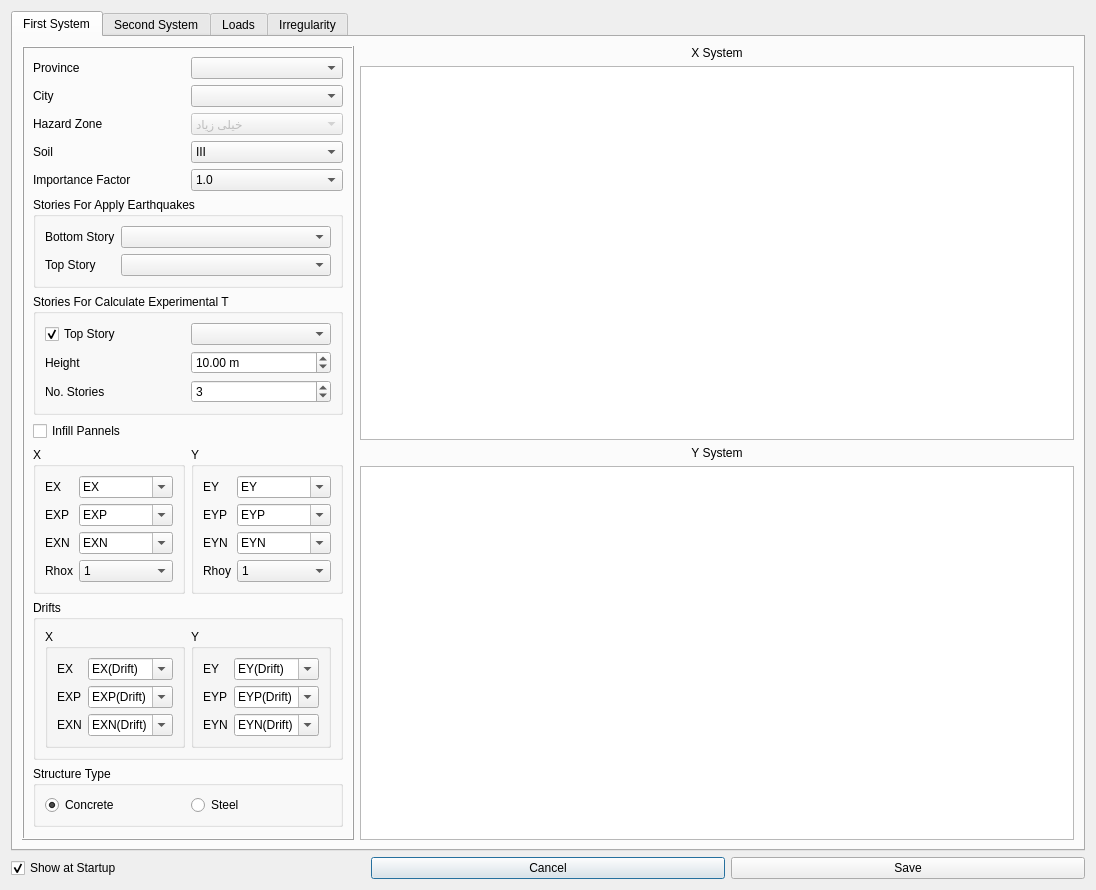
ebrahimraeyat/civilTools, file widgets/civiltools_project_settings.ui: the form before one commit.
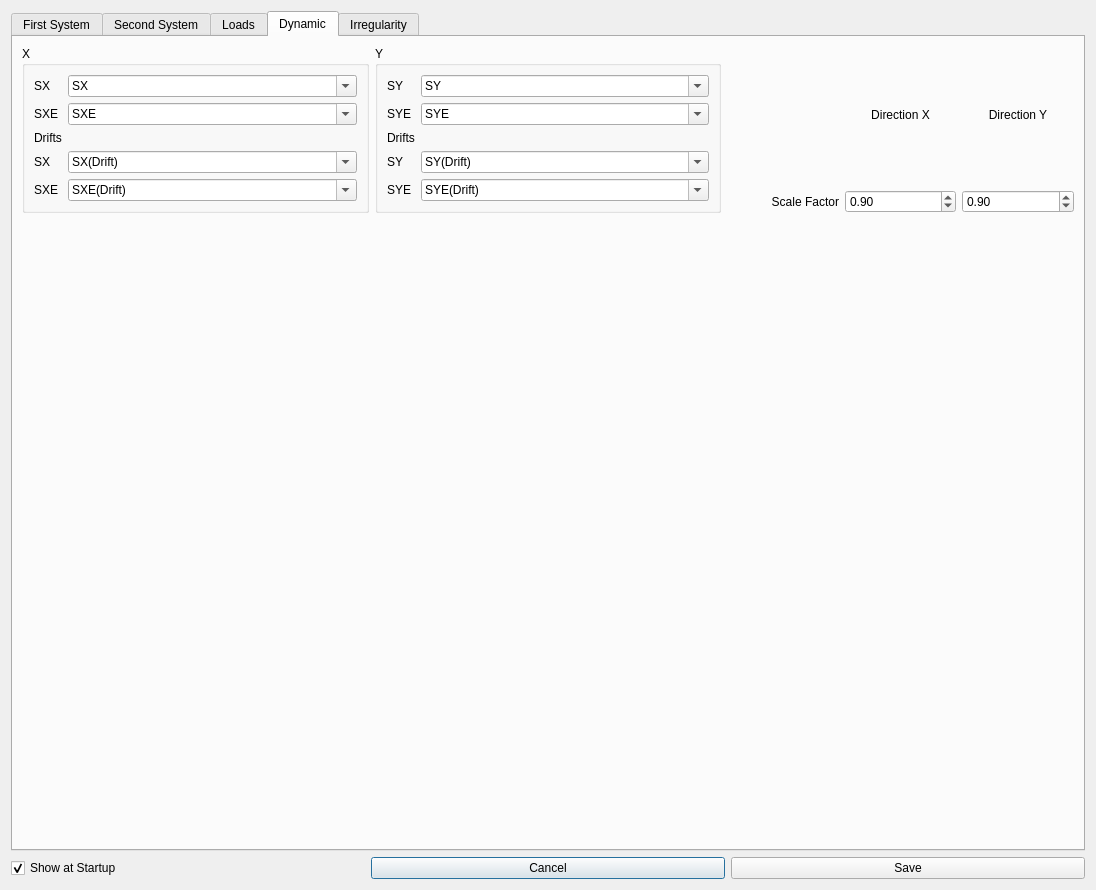
The form after the commit. The open tabs and pages were chosen to show the change. Icons and pictures are not drawn. Custom widgets are drawn as their Qt base class.

Commit message: Add response specturm load case in settings

Diff of the .ui file:
```diff
--- a/widgets/civiltools_project_settings.ui
+++ b/widgets/civiltools_project_settings.ui
@@ -1911,6 +1911,343 @@
          </item>
         </layout>
        </widget>
+       <widget class="QWidget" name="tab_5">
+        <attribute name="title">
+         <string>Dynamic</string>
+        </attribute>
+        <layout class="QVBoxLayout" name="verticalLayout_10">
+         <item>
+          <layout class="QHBoxLayout" name="horizontalLayout_14">
+           <item>
+            <widget class="QGroupBox" name="dynamic_group_x">
+             <property name="enabled">
+              <bool>true</bool>
+             </property>
+             <property name="title">
+              <string>X</string>
+             </property>
+             <layout class="QFormLayout" name="formLayout_9">
+              <item row="0" column="0">
+               <widget class="QLabel" name="label_20">
+                <property name="enabled">
+                 <bool>true</bool>
+                </property>
+                <property name="text">
+                 <string>SX</string>
+                </property>
+               </widget>
+              </item>
+              <item row="0" column="1">
+               <widget class="QComboBox" name="sx_combobox">
+                <property name="enabled">
+                 <bool>true</bool>
+                </property>
+                <property name="editable">
+                 <bool>true</bool>
+                </property>
+                <item>
+                 <property name="text">
+                  <string>SX</string>
+                 </property>
+                </item>
+               </widget>
+              </item>
+              <item row="1" column="0">
+               <widget class="QLabel" name="label_31">
+                <property name="enabled">
+                 <bool>true</bool>
+                </property>
+                <property name="text">
+                 <string>SXE</string>
+                </property>
+               </widget>
+              </item>
+              <item row="1" column="1">
+               <widget class="QComboBox" name="sxe_combobox">
+                <property name="enabled">
+                 <bool>true</bool>
+                </property>
+                <property name="editable">
+                 <bool>true</bool>
+                </property>
+                <item>
+                 <property name="text">
+                  <string>SXE</string>
+                 </property>
+                </item>
+               </widget>
+              </item>
+              <item row="2" column="0">
+               <widget class="QLabel" name="label_38">
+                <property name="enabled">
+                 <bool>true</bool>
+                </property>
+                <property name="text">
+                 <string>Drifts</string>
+                </property>
+               </widget>
+              </item>
+              <item row="3" column="0">
+               <widget class="QLabel" name="label_21">
+                <property name="enabled">
+                 <bool>true</bool>
+                </property>
+                <property name="text">
+                 <string>SX</string>
+                </property>
+               </widget>
+              </item>
+              <item row="3" column="1">
+               <widget class="QComboBox" name="sx_drift_combobox">
+                <property name="enabled">
+                 <bool>true</bool>
+                </property>
+                <property name="editable">
+                 <bool>true</bool>
+                </property>
+                <item>
+                 <property name="text">
+                  <string>SX(Drift)</string>
+                 </property>
+                </item>
+               </widget>
+              </item>
+              <item row="4" column="0">
+               <widget class="QLabel" name="label_32">
+                <property name="enabled">
+                 <bool>true</bool>
+                </property>
+                <property name="text">
+                 <string>SXE</string>
+                </property>
+               </widget>
+              </item>
+              <item row="4" column="1">
+               <widget class="QComboBox" name="sxe_drift_combobox">
+                <property name="enabled">
+                 <bool>true</bool>
+                </property>
+                <property name="editable">
+                 <bool>true</bool>
+                </property>
+                <item>
+                 <property name="text">
+                  <string>SXE(Drift)</string>
+                 </property>
+                </item>
+               </widget>
+              </item>
+             </layout>
+            </widget>
+           </item>
+           <item>
+            <widget class="QGroupBox" name="dynamic_group_y">
+             <property name="title">
+              <string>Y</string>
+             </property>
+             <layout class="QFormLayout" name="formLayout_10">
+              <item row="0" column="0">
+               <widget class="QLabel" name="label_34">
+                <property name="enabled">
+                 <bool>true</bool>
+                </property>
+                <property name="text">
+                 <string>SY</string>
+                </property>
+               </widget>
+              </item>
+              <item row="0" column="1">
+               <widget class="QComboBox" name="sy_combobox">
+                <property name="enabled">
+                 <bool>true</bool>
+                </property>
+                <property name="editable">
+                 <bool>true</bool>
+                </property>
+                <item>
+                 <property name="text">
+                  <string>SY</string>
+                 </property>
+                </item>
+               </widget>
+              </item>
+              <item row="1" column="0">
+               <widget class="QLabel" name="label_35">
+                <property name="enabled">
+                 <bool>true</bool>
+                </property>
+                <property name="text">
+                 <string>SYE</string>
+                </property>
+               </widget>
+              </item>
+              <item row="1" column="1">
+               <widget class="QComboBox" name="sye_combobox">
+                <property name="enabled">
+                 <bool>true</bool>
+                </property>
+                <property name="editable">
+                 <bool>true</bool>
+                </property>
+                <item>
+                 <property name="text">
+                  <string>SYE</string>
+                 </property>
+                </item>
+               </widget>
+              </item>
+              <item row="2" column="0">
+               <widget class="QLabel" name="label_39">
+                <property name="enabled">
+                 <bool>true</bool>
+                </property>
+                <property name="text">
+                 <string>Drifts</string>
+                </property>
+               </widget>
+              </item>
+              <item row="3" column="0">
+               <widget class="QLabel" name="label_36">
+                <property name="enabled">
+                 <bool>true</bool>
+                </property>
+                <property name="text">
+                 <string>SY</string>
+                </property>
+               </widget>
+              </item>
+              <item row="3" column="1">
+               <widget class="QComboBox" name="sy_drift_combobox">
+                <property name="enabled">
+                 <bool>true</bool>
+                </property>
+                <property name="editable">
+                 <bool>true</bool>
+                </property>
+                <item>
+                 <property name="text">
+                  <string>SY(Drift)</string>
+                 </property>
+                </item>
+               </widget>
+              </item>
+              <item row="4" column="0">
+               <widget class="QLabel" name="label_37">
+                <property name="enabled">
+                 <bool>true</bool>
+                </property>
+                <property name="text">
+                 <string>SYE</string>
+                </property>
+               </widget>
+              </item>
+              <item row="4" column="1">
+               <widget class="QComboBox" name="sye_drift_combobox">
+                <property name="enabled">
+                 <bool>true</bool>
+                </property>
+                <property name="editable">
+                 <bool>true</bool>
+                </property>
+                <item>
+                 <property name="text">
+                  <string>SYE(Drift)</string>
+                 </property>
+                </item>
+               </widget>
+              </item>
+             </layout>
+            </widget>
+           </item>
+           <item>
+            <layout class="QGridLayout" name="gridLayout_2">
+             <item row="0" column="2">
+              <widget class="QLabel" name="label_23">
+               <property name="enabled">
+                <bool>true</bool>
+               </property>
+               <property name="text">
+                <string>Direction Y</string>
+               </property>
+               <property name="alignment">
+                <set>Qt::AlignCenter</set>
+               </property>
+              </widget>
+             </item>
+             <item row="1" column="2">
+              <widget class="QDoubleSpinBox" name="y_scalefactor">
+               <property name="minimum">
+                <double>0.850000000000000</double>
+               </property>
+               <property name="maximum">
+                <double>1.000000000000000</double>
+               </property>
+               <property name="singleStep">
+                <double>0.050000000000000</double>
+               </property>
+               <property name="value">
+                <double>0.900000000000000</double>
+               </property>
+              </widget>
+             </item>
+             <item row="1" column="1">
+              <widget class="QDoubleSpinBox" name="x_scalefactor">
+               <property name="minimum">
+                <double>0.850000000000000</double>
+               </property>
+               <property name="maximum">
+                <double>1.000000000000000</double>
+               </property>
+               <property name="singleStep">
+                <double>0.050000000000000</double>
+               </property>
+               <property name="value">
+                <double>0.900000000000000</double>
+               </property>
+              </widget>
+             </item>
+             <item row="0" column="1">
+              <widget class="QLabel" name="label_11">
+               <property name="layoutDirection">
+                <enum>Qt::LeftToRight</enum>
+               </property>
+               <property name="text">
+                <string>Direction X</string>
+               </property>
+               <property name="alignment">
+                <set>Qt::AlignCenter</set>
+               </property>
+              </widget>
+             </item>
+             <item row="1" column="0">
+              <widget class="QLabel" name="label_33">
+               <property name="text">
+                <string>Scale Factor</string>
+               </property>
+               <property name="alignment">
+                <set>Qt::AlignRight|Qt::AlignTrailing|Qt::AlignVCenter</set>
+               </property>
+              </widget>
+             </item>
+            </layout>
+           </item>
+          </layout>
+         </item>
+         <item>
+          <spacer name="verticalSpacer_9">
+           <property name="orientation">
+            <enum>Qt::Vertical</enum>
+           </property>
+           <property name="sizeHint" stdset="0">
+            <size>
+             <width>20</width>
+             <height>40</height>
+            </size>
+           </property>
+          </spacer>
+         </item>
+        </layout>
+       </widget>
        <widget class="QWidget" name="tab_4">
         <attribute name="title">
          <string>Irregularity</string>
```
The commit also changes 8 other files.
